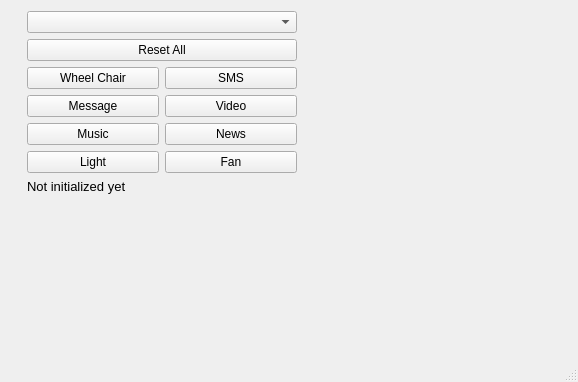
Above: ui/MainWindow.ui from sakibreza/EyeTask-V1.0 before the change. Below: the same form after it.
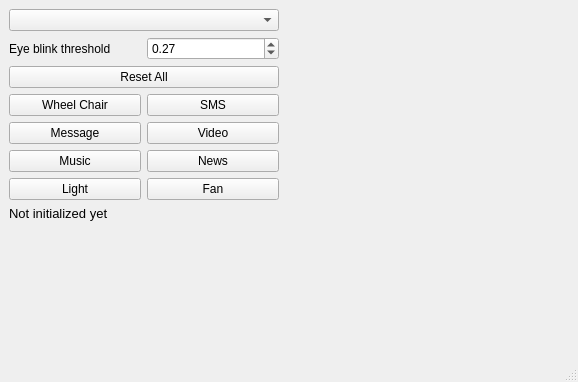
That is the form after the change.

Commit message: Added eye threshold label

```diff
--- a/ui/MainWindow.ui
+++ b/ui/MainWindow.ui
@@ -17,16 +17,9 @@
    <string>Welcome</string>
   </property>
   <widget class="QWidget" name="centralwidget">
-   <widget class="QWidget" name="layoutWidget">
-    <property name="geometry">
-     <rect>
-      <x>27</x>
-      <y>11</y>
-      <width>560</width>
-      <height>342</height>
-     </rect>
-    </property>
-    <layout class="QHBoxLayout" name="horizontalLayout_5">
+   <layout class="QVBoxLayout" name="verticalLayout_3">
+    <item>
+     <layout class="QHBoxLayout" name="horizontalLayout_6">
      <item>
       <layout class="QVBoxLayout" name="verticalLayout_2">
        <item>
@@ -48,6 +41,27 @@
          </property>
         </widget>
        </item>
+        <item>
+         <layout class="QHBoxLayout" name="horizontalLayout_5">
+          <item>
+           <widget class="QLabel" name="label">
+            <property name="text">
+             <string>Eye blink threshold</string>
+            </property>
+           </widget>
+          </item>
+          <item>
+           <widget class="QDoubleSpinBox" name="eyeThreshold">
+            <property name="singleStep">
+             <double>0.010000000000000</double>
+            </property>
+            <property name="value">
+             <double>0.270000000000000</double>
+            </property>
+           </widget>
+          </item>
+         </layout>
+        </item>
        <item>
         <widget class="QPushButton" name="resetButton">
          <property name="text">
@@ -182,7 +196,8 @@
       </widget>
      </item>
     </layout>
-   </widget>
+    </item>
+   </layout>
   </widget>
   <widget class="QStatusBar" name="statusBar"/>
  </widget>
```
Lines whose indentation alone changed are shown as unchanged. The commit also changes 2 other files.
